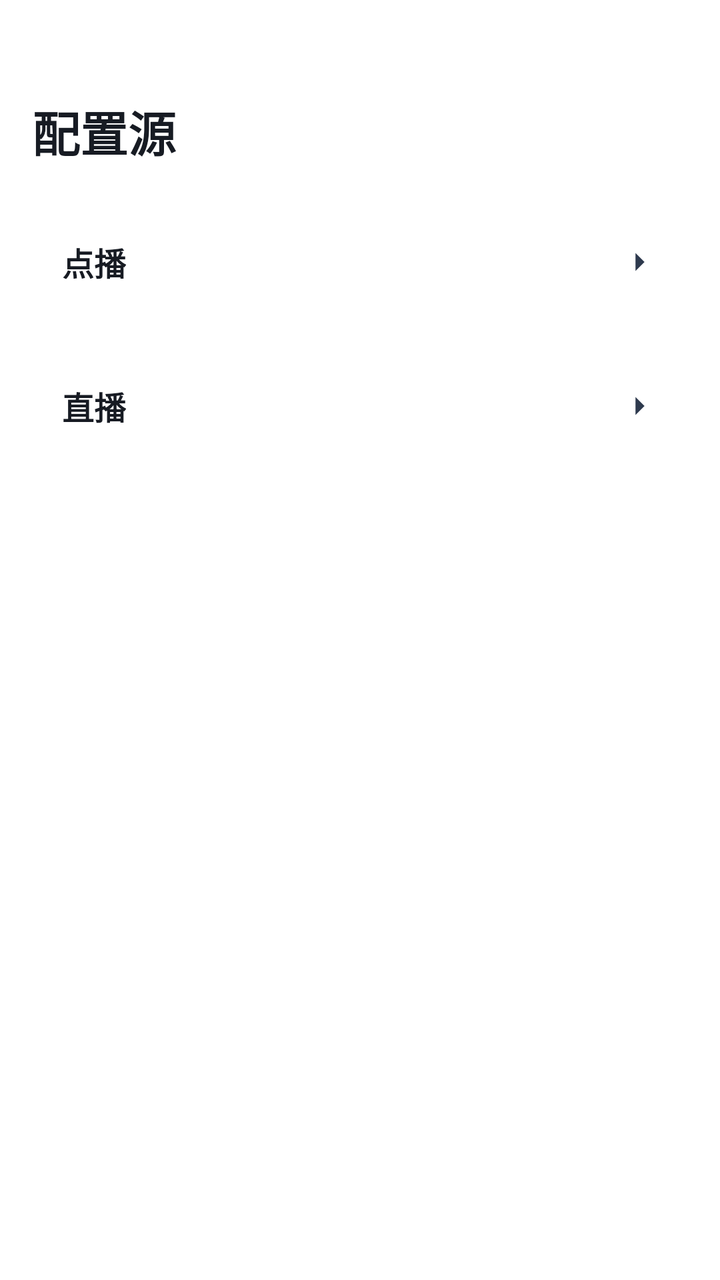
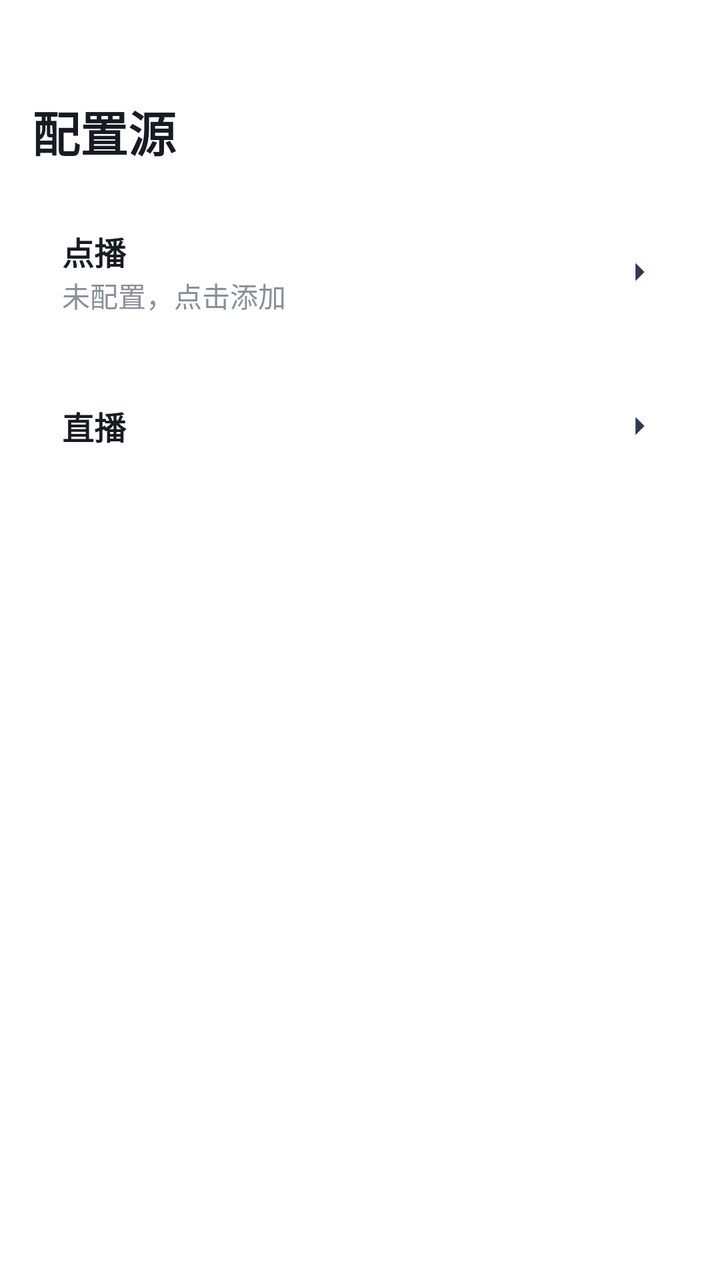

Two renders of the same Android screen: before a commit and after it. Below are the layout's source before the change and the commit's diff.
<!-- AndroidManifest.xml: another module's application theme Theme.App -->
<!-- res/layout/activity_config_source.xml -->
<?xml version="1.0" encoding="utf-8"?>
<ScrollView xmlns:android="http://schemas.android.com/apk/res/android"
    android:layout_width="match_parent"
    android:layout_height="match_parent"
    android:fillViewport="true">
    <LinearLayout
        android:layout_width="match_parent"
        android:layout_height="wrap_content"
        android:orientation="vertical"
        android:paddingLeft="16dp"
        android:paddingRight="16dp"
        android:paddingTop="48dp"
        android:paddingBottom="16dp">
        <TextView
            android:layout_width="wrap_content"
            android:layout_height="wrap_content"
            android:text="配置源"
            android:textColor="#171B23"
            android:textSize="24sp"
            android:textStyle="bold"
            android:layout_marginBottom="16dp" />
        <LinearLayout
            android:id="@+id/card_vod"
            android:layout_width="match_parent"
            android:layout_height="wrap_content"
            android:layout_marginBottom="8dp"
            android:background="@drawable/xc_setcard_v2"
            android:clickable="true"
            android:focusable="true"
            android:foreground="?attr/selectableItemBackground"
            android:gravity="center_vertical"
            android:minHeight="64dp"
            android:orientation="horizontal"
            android:padding="15dp">
            <LinearLayout
                android:layout_width="0dp"
                android:layout_height="wrap_content"
                android:layout_weight="1"
                android:orientation="vertical">
                <TextView
                    android:layout_width="wrap_content"
                    android:layout_height="wrap_content"
                    android:text="点播"
                    android:textColor="#171B23"
                    android:textSize="16sp"
                    android:textStyle="bold" />
            </LinearLayout>
            <ImageView
                android:layout_width="18dp"
                android:layout_height="18dp"
                android:src="@drawable/ic_chev_v2" />
        </LinearLayout>
        <LinearLayout
            android:id="@+id/card_live"
            android:layout_width="match_parent"
            android:layout_height="wrap_content"
            android:layout_marginBottom="8dp"
            android:background="@drawable/xc_setcard_v2"
            android:clickable="true"
            android:focusable="true"
            android:foreground="?attr/selectableItemBackground"
            android:gravity="center_vertical"
            android:minHeight="64dp"
            android:orientation="horizontal"
            android:padding="15dp">
            <LinearLayout
                android:layout_width="0dp"
                android:layout_height="wrap_content"
                android:layout_weight="1"
                android:orientation="vertical">
                <TextView
                    android:layout_width="wrap_content"
                    android:layout_height="wrap_content"
                    android:text="直播"
                    android:textColor="#171B23"
                    android:textSize="16sp"
                    android:textStyle="bold" />
            </LinearLayout>
            <ImageView
                android:layout_width="18dp"
                android:layout_height="18dp"
                android:src="@drawable/ic_chev_v2" />
        </LinearLayout>
    </LinearLayout>
</ScrollView>
<!-- resources referenced by this layout -->
<resources>
  <!-- drawable ic_chev_v2 (drawable) -->
  <?xml version="1.0" encoding="utf-8"?>
  <vector xmlns:android="http://schemas.android.com/apk/res/android"
      android:width="18dp"
      android:height="18dp"
      android:viewportWidth="24"
      android:viewportHeight="24">
      <path
          android:fillColor="#2E3A4E"
          android:pathData="M9,6l6,6l-6,6" />
  </vector>
  <!-- drawable xc_setcard_v2 (drawable) -->
  <?xml version="1.0" encoding="utf-8"?>
  <shape xmlns:android="http://schemas.android.com/apk/res/android" android:shape="rectangle">
      <corners android:radius="10dp" />
      <solid android:color="#57FFFFFF" />
      <stroke android:width="1dp" android:color="#61FFFFFF" />
  </shape>
  <style name="Theme.App" parent="Theme.XingChen" />
  <style name="Theme.XingChen" parent="Theme.Material3.DayNight.NoActionBar">
          <item name="android:windowBackground">@android:color/transparent</item>
                <item name="android:colorBackground">@android:color/transparent</item>
          <item name="colorPrimary">#f0a400</item>
          <item name="colorPrimaryVariant">#c07f00</item>
          <item name="colorOnPrimary">@android:color/white</item>
      </style>
</resources>

<!-- the commit's change to res/layout/activity_config_source.xml (unified diff, before → after) -->
@@ -44,6 +44,29 @@
                     android:textColor="#171B23"
                     android:textSize="16sp"
                     android:textStyle="bold" />
+                <TextView
+                    android:id="@+id/tv_vod_name"
+                    android:layout_width="wrap_content"
+                    android:layout_height="wrap_content"
+                    android:textColor="#171B23"
+                    android:textSize="14sp"
+                    android:visibility="gone" />
+                <TextView
+                    android:id="@+id/tv_vod_url"
+                    android:layout_width="match_parent"
+                    android:layout_height="wrap_content"
+                    android:textColor="#8A8F99"
+                    android:textSize="12sp"
+                    android:maxLines="1"
+                    android:ellipsize="end"
+                    android:visibility="gone" />
+                <TextView
+                    android:id="@+id/tv_vod_empty"
+                    android:layout_width="wrap_content"
+                    android:layout_height="wrap_content"
+                    android:text="未配置，点击添加"
+                    android:textColor="#8A8F99"
+                    android:textSize="14sp" />
             </LinearLayout>
             <ImageView
                 android:layout_width="18dp"
